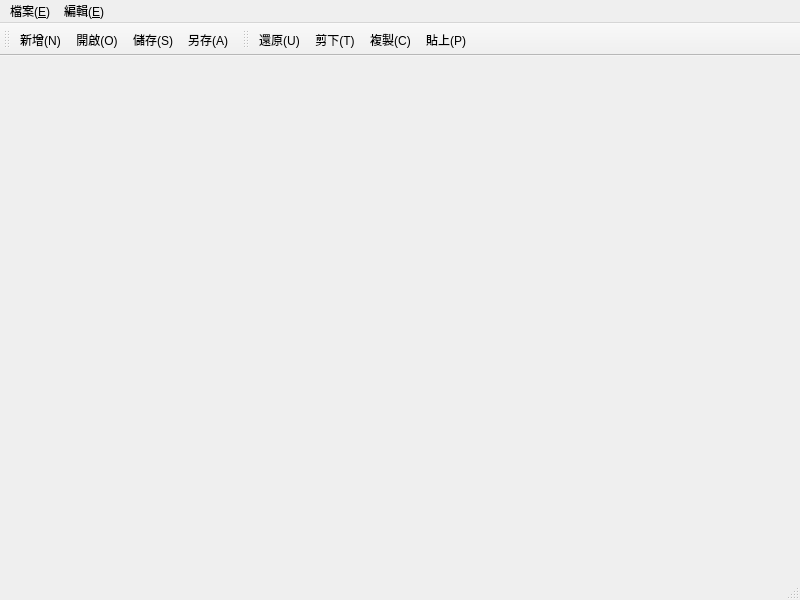
Qt form mainwindow.ui (41343206/DesignWindow) before a commit.
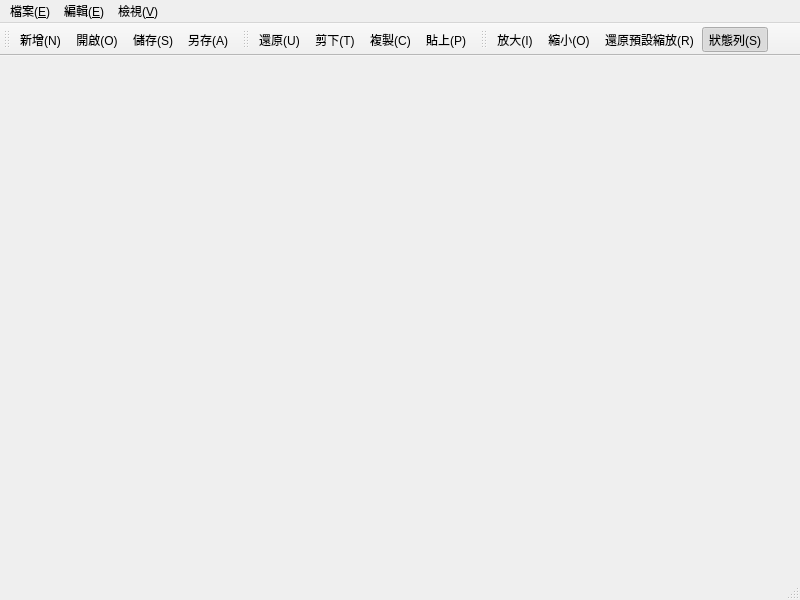
The same form after that commit.

Commit message: Add View menu with zoom and status bar toggle

```diff
--- a/mainwindow.ui
+++ b/mainwindow.ui
@@ -45,8 +45,25 @@
     <addaction name="actionCopy"/>
     <addaction name="actionAll"/>
    </widget>
+   <widget class="QMenu" name="menuView">
+    <property name="title">
+     <string>檢視(&amp;V)</string>
+    </property>
+    <widget class="QMenu" name="menuZoom">
+     <property name="title">
+      <string>縮放</string>
+     </property>
+     <addaction name="actionZoomIn"/>
+     <addaction name="actionZoomOut"/>
+     <addaction name="actionZoomReset"/>
+    </widget>
+    <addaction name="menuZoom"/>
+    <addaction name="separator"/>
+    <addaction name="actionToggleStatusBar"/>
+   </widget>
    <addaction name="menu"/>
    <addaction name="menu_E"/>
+   <addaction name="menuView"/>
   </widget>
   <widget class="QStatusBar" name="statusbar"/>
   <widget class="QToolBar" name="filetoolBar">
@@ -79,6 +96,21 @@
    <addaction name="actionCopy"/>
    <addaction name="actionPaste"/>
   </widget>
+  <widget class="QToolBar" name="viewToolBar">
+   <property name="windowTitle">
+    <string>檢視工具列</string>
+   </property>
+   <attribute name="toolBarArea">
+    <enum>TopToolBarArea</enum>
+   </attribute>
+   <attribute name="toolBarBreak">
+    <bool>false</bool>
+   </attribute>
+   <addaction name="actionZoomIn"/>
+   <addaction name="actionZoomOut"/>
+   <addaction name="actionZoomReset"/>
+   <addaction name="actionToggleStatusBar"/>
+  </widget>
   <action name="actionNew">
    <property name="text">
     <string>新增(&amp;N)</string>
@@ -161,6 +193,41 @@
     <enum>QAction::MenuRole::NoRole</enum>
    </property>
   </action>
+  <action name="actionZoomIn">
+   <property name="text">
+    <string>放大(&amp;I)</string>
+   </property>
+   <property name="shortcut">
+    <string>Ctrl++</string>
+   </property>
+  </action>
+  <action name="actionZoomOut">
+   <property name="text">
+    <string>縮小(&amp;O)</string>
+   </property>
+   <property name="shortcut">
+    <string>Ctrl+-</string>
+   </property>
+  </action>
+  <action name="actionZoomReset">
+   <property name="text">
+    <string>還原預設縮放(&amp;R)</string>
+   </property>
+   <property name="shortcut">
+    <string>Ctrl+0</string>
+   </property>
+  </action>
+  <action name="actionToggleStatusBar">
+   <property name="text">
+    <string>狀態列(&amp;S)</string>
+   </property>
+   <property name="checkable">
+    <bool>true</bool>
+   </property>
+   <property name="checked">
+    <bool>true</bool>
+   </property>
+  </action>
  </widget>
  <resources/>
  <connections/>
```
The commit also changes 5 other files.
